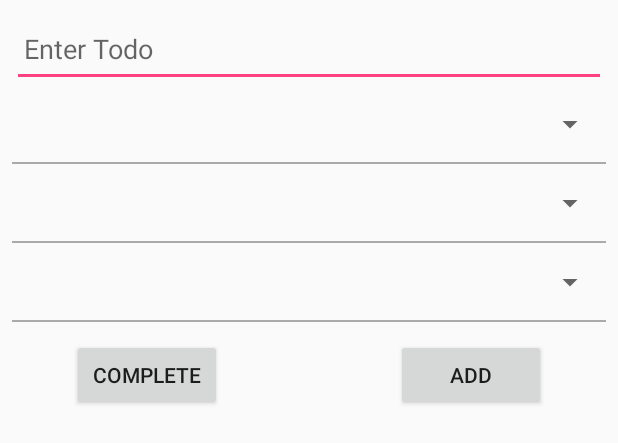
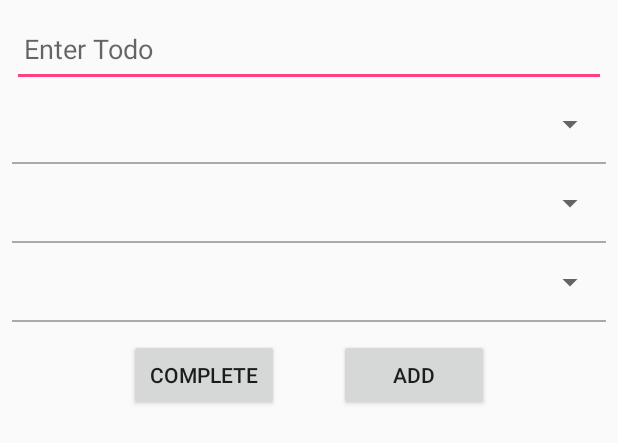
Before and after one commit to infomat/TaskManager, an Android app: the layout activity_newtask.xml on its own in the app's theme, with its tools: preview values and no code run, on a phone screen of 412 x 824 dp. Shown: the top 443 px of the screen. Run offline under Robolectric (Android 15) with nearby library versions, the phone set to English and light mode, and no system bars.

Commit message:
complete button inactivated

```diff
--- a/app/src/main/java/com/conestogac/mytask/NewTaskActivity.java
+++ b/app/src/main/java/com/conestogac/mytask/NewTaskActivity.java
@@ -49,6 +49,7 @@ public class NewTaskActivity extends Activity implements AdapterView.OnItemSelec
     private Spinner spDate;
     private Spinner spTime;
     private Button  btAdd;
+    private Button  btComplete;
 
     private Integer mPriority = 0;
     private Calendar mCal;
@@ -79,6 +80,7 @@ public class NewTaskActivity extends Activity implements AdapterView.OnItemSelec
             this.setTitle("Update Task");
             btAdd.setText("UPDATE");
             taskItem = (Task) getIntent().getExtras().get(EXTRA_SELECTED_ITEM);
+            btComplete.setVisibility(View.VISIBLE);
 
             //set todo
             edTodo.setText(taskItem.getTodo());
@@ -93,6 +95,7 @@ public class NewTaskActivity extends Activity implements AdapterView.OnItemSelec
         } else {
             this.setTitle("New Task");
             btAdd.setText("ADD");
+            btComplete.setVisibility(View.GONE);
             //Set Default Value
             taskItem.setPriority(0);
             mCal.setTime(today);
@@ -110,6 +113,7 @@ public class NewTaskActivity extends Activity implements AdapterView.OnItemSelec
         tvDate = (TextView) findViewById(R.id.tvDate);
         tvTime = (TextView) findViewById(R.id.tvTime);
         btAdd = (Button) findViewById(R.id.btAdd);
+        btComplete = (Button) findViewById(R.id.btComplete);
     }
 
     @Override
--- a/app/src/main/res/layout/activity_newtask.xml
+++ b/app/src/main/res/layout/activity_newtask.xml
@@ -83,21 +83,23 @@
         style="@android:style/Widget.Material.Spinner.Underlined"
         android:visibility="invisible"/>
 
-    <RelativeLayout
+    <LinearLayout
         android:layout_width="match_parent"
-        android:layout_height="match_parent"
-        android:layout_marginTop="@dimen/widget_vertical_margin">
+        android:layout_height="wrap_content"
+        android:layout_marginTop="@dimen/widget_vertical_margin"
+        android:layout_marginBottom="@dimen/widget_vertical_margin"
+        android:orientation="horizontal"
+        android:gravity="center_horizontal">
+
         <Button
             android:layout_width="@dimen/button_width"
             android:layout_height="wrap_content"
             android:text="COMPLETE"
             android:id="@+id/btComplete"
             style="?android:attr/buttonStyleSmall"
-            android:layout_marginLeft="@dimen/widget_horizontal_margin"
             android:onClick="onCompleteTask"
-            android:layout_alignParentTop="true"
-            android:layout_alignParentStart="true"
-            android:layout_marginStart="40dp" />
+            android:layout_marginLeft="20dp"
+            android:layout_marginRight="20dp" />
 
         <Button
             android:layout_width="@dimen/button_width"
@@ -106,8 +108,7 @@
             android:id="@+id/btAdd"
             style="?android:attr/buttonStyleSmall"
             android:onClick="onAddTask"
-            android:layout_alignParentTop="true"
-            android:layout_alignParentEnd="true"
-            android:layout_marginEnd="40dp" />
-    </RelativeLayout>
+            android:layout_marginLeft="20dp"
+            android:layout_marginRight="20dp" />
+    </LinearLayout>
 </LinearLayout>
```
